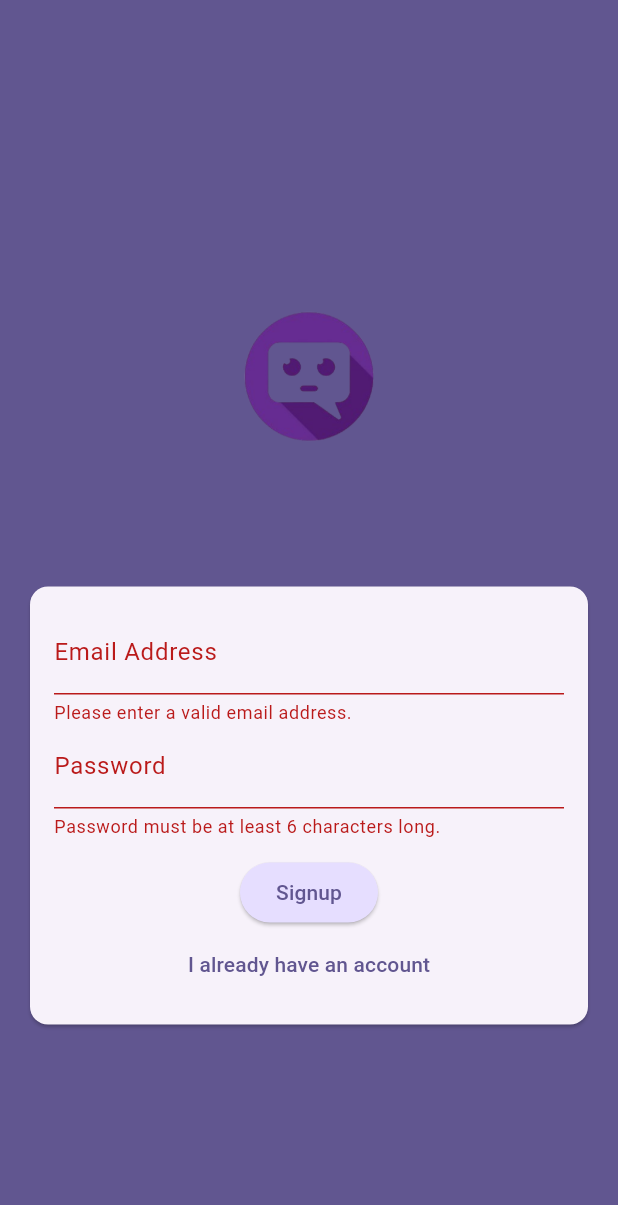
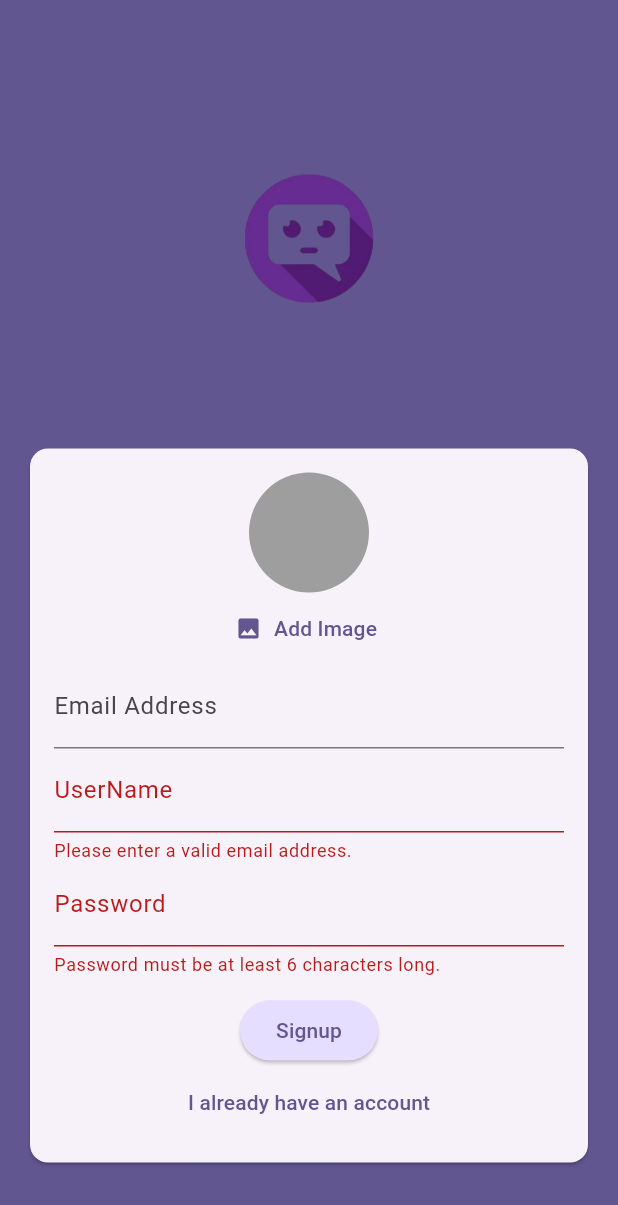
Before and after one commit to duccquagg137/Chat_App_Flutter, a Flutter app: the screen it shows after launch, after a tap on "Login", after a tap on "Create an account", on a phone screen of 412 x 824 dp. Shown: the top 1205 px of the screen. Run offline on Flutter 3.47's test engine with Material 3 defaults, Android fonts, the phone set to English and light mode, and no system bars; our stand-ins replace cloud_firestore, firebase_auth, firebase_core, firebase_storage, image_picker; accounts and stored records are empty.

Commit message:
ChatScreen & widget

```diff
--- a/lib/screens/auth.dart
+++ b/lib/screens/auth.dart
@@ -1,5 +1,9 @@
+import 'package:chatappflutter/widget/user_image_picker.dart';
+import 'package:cloud_firestore/cloud_firestore.dart';
+import 'package:firebase_storage/firebase_storage.dart';
 import 'package:flutter/material.dart';
 import 'package:firebase_auth/firebase_auth.dart';
+import 'dart:io';
 
 final _firebase = FirebaseAuth.instance;
 
@@ -13,36 +17,83 @@ class Auth extends StatefulWidget {
 }
 
 class _AuthState extends State<Auth> {
-  final _form = GlobalKey<FormState>();
+  final _formKey = GlobalKey<FormState>();
 
   var _isLogin = true;
-
   var _enteredEmail = '';
   var _enteredPassword = '';
+  File? _selectedImage;
+  var _isLoading = false;
+  var _enterUsernname = '';
+
+  void _pickedImage(File image) {
+    _selectedImage = image;
+  }
+
   void _submit() async {
-    final isValid = _form.currentState!.validate();
-    if (!isValid) {
+    final isValid = _formKey.currentState!.validate();
+    FocusScope.of(context).unfocus();
+
+    if (!_isLogin && _selectedImage == null) {
+      ScaffoldMessenger.of(context).showSnackBar(
+        const SnackBar(
+          content: Text('Please pick an image.'),
+        ),
+      );
       return;
     }
-    _form.currentState!.save();
+
+    if (isValid) {
+      _formKey.currentState!.save();
+      setState(() {
+        _isLoading = true;
+      });
+
+      try {
         if (_isLogin) {
-      final userCredentials = await _firebase.signInWithEmailAndPassword(
-          email: _enteredEmail, password: _enteredPassword);
+          await _firebase.signInWithEmailAndPassword(
+            email: _enteredEmail,
+            password: _enteredPassword,
+          );
         } else {
-      try {
-        final userCredentials = await _firebase.createUserWithEmailAndPassword(
-            email: _enteredEmail, password: _enteredPassword);
+          final userCredentials =
+              await _firebase.createUserWithEmailAndPassword(
+            email: _enteredEmail,
+            password: _enteredPassword,
+          );
+          final storageRef = FirebaseStorage.instance
+              .ref()
+              .child('user_images')
+              .child('${userCredentials.user!.uid}.jpg');
+
+          await storageRef.putFile(_selectedImage!);
+          final imageUrl = await storageRef.getDownloadURL();
+
+          await FirebaseFirestore.instance
+              .collection('users')
+              .doc(userCredentials.user!.uid).set({
+                'username' : _enterUsernname,
+                'email' : _enteredEmail,
+                'images' : imageUrl,
+              });
+        }
       } on FirebaseAuthException catch (error) {
+        var message = 'Authentication failed.';
+
         if (error.code == 'email-already-in-use') {
-          // Handle email already in use case
+          message = 'This email address is already in use.';
+        } else if (error.message != null) {
+          message = error.message!;
         }
-        ScaffoldMessenger.of(context).clearSnackBars();
+
         ScaffoldMessenger.of(context).showSnackBar(
-          SnackBar(
-            content: Text(error.message ?? 'Authentication failed.'),
-          ),
+          SnackBar(content: Text(message)),
         );
       }
+
+      setState(() {
+        _isLoading = false;
+      });
     }
   }
 
@@ -71,10 +122,12 @@ class _AuthState extends State<Auth> {
                   child: Padding(
                     padding: const EdgeInsets.all(16),
                     child: Form(
-                        key: _form,
+                      key: _formKey,
                       child: Column(
                         mainAxisSize: MainAxisSize.min,
                         children: [
+                          if (!_isLogin)
+                            UserImagePicker(onPickImage: _pickedImage),
                           TextFormField(
                             decoration: const InputDecoration(
                                 labelText: 'Email Address'),
@@ -93,6 +146,20 @@ class _AuthState extends State<Auth> {
                               _enteredEmail = value!;
                             },
                           ),
+                          if(!_isLogin)
+                          TextFormField(
+                            decoration: const InputDecoration(labelText: 'UserName'),
+                            enableSuggestions: false,
+                            validator: (value) {
+                              if (value == null || value.trim().length < 2) {
+                                return 'Please enter a at least 2 characters.';
+                              }
+                              return null;
+                            },
+                            onSaved: (value){
+                              _enterUsernname = value!;
+                            },
+                          ),
                           TextFormField(
                             decoration:
                                 const InputDecoration(labelText: 'Password'),
@@ -108,14 +175,18 @@ class _AuthState extends State<Auth> {
                             },
                           ),
                           const SizedBox(height: 12),
+                          if (_isLoading) const CircularProgressIndicator(),
+                          if (!_isLoading)
                             ElevatedButton(
                               onPressed: _submit,
                               style: ElevatedButton.styleFrom(
                                 backgroundColor: Theme.of(context)
                                     .colorScheme
-                                      .primaryContainer),
+                                    .primaryContainer,
+                              ),
                               child: Text(_isLogin ? 'Login' : 'Signup'),
                             ),
+                          if (!_isLoading)
                             TextButton(
                               onPressed: () {
                                 setState(() {
@@ -124,12 +195,14 @@ class _AuthState extends State<Auth> {
                               },
                               child: Text(_isLogin
                                   ? 'Create an account'
-                                    : 'I already have an account'))
+                                  : 'I already have an account'),
+                            ),
                         ],
-                        )),
                       ),
                     ),
-              )
+                  ),
+                ),
+              ),
             ],
           ),
         ),
--- /dev/null
+++ b/lib/widget/user_image_picker.dart
@@ -0,0 +1,84 @@
+import 'package:flutter/material.dart';
+import 'package:image_picker/image_picker.dart';
+import 'dart:io';
+
+class UserImagePicker extends StatefulWidget {
+  const UserImagePicker({super.key, required this.onPickImage});
+
+  final void Function(File pickedImage) onPickImage;
+  @override
+  State<UserImagePicker> createState() {
+    return _UserImagePickerState();
+  }
+}
+
+class _UserImagePickerState extends State<UserImagePicker> {
+  File? _pickImageFile;
+
+  void _pickImage(ImageSource source) async {
+    final pickedImage = await ImagePicker().pickImage(
+      source: source,
+      imageQuality: 50,
+      maxWidth: 150,
+    );
+    if (pickedImage == null) {
+      return;
+    }
+
+    setState(() {
+      _pickImageFile = File(pickedImage.path);
+    });
+    widget.onPickImage(_pickImageFile!);
+  }
+
+  void _showPickOptionsDialog(BuildContext context) {
+    showDialog(
+      context: context,
+      builder: (ctx) => AlertDialog(
+        title: const Text('Choose an option'),
+        content: Column(
+          mainAxisSize: MainAxisSize.min,
+          children: [
+            ListTile(
+              leading: const Icon(Icons.camera),
+              title: const Text('Camera'),
+              onTap: () {
+                Navigator.of(context).pop();
+                _pickImage(ImageSource.camera);
+              },
+            ),
+            ListTile(
+              leading: const Icon(Icons.photo_album),
+              title: const Text('Gallery'),
+              onTap: () {
+                Navigator.of(context).pop();
+                _pickImage(ImageSource.gallery);
+              },
+            ),
+          ],
+        ),
+      ),
+    );
+  }
+
+  @override
+  Widget build(BuildContext context) {
+    return Column(
+      children: [
+        CircleAvatar(
+          radius: 40,
+          backgroundColor: Colors.grey,
+          foregroundImage: _pickImageFile != null ? FileImage(_pickImageFile!) : null,
+        ),
+        TextButton.icon(
+          onPressed: () => _showPickOptionsDialog(context),
+          icon: const Icon(Icons.image),
+          label: Text(
+            'Add Image',
+            style: TextStyle(color: Theme.of(context).colorScheme.primary),
+          ),
+        ),
+      ],
+    );
+  }
+}
--- a/pubspec.yaml
+++ b/pubspec.yaml
@@ -37,6 +37,9 @@ dependencies:
   cupertino_icons: ^1.0.8
   firebase_core: ^3.4.0
   firebase_auth: ^5.2.0
+  firebase_storage: ^12.2.0
+  image_picker: ^1.1.2
+  cloud_firestore: ^5.4.1
 
 dev_dependencies:
   flutter_test:
```
Also changed, not shown: lib/screens/chat.dart (+8 -2 lines), lib/widget/chat_messages.dart (added, +11 -0 lines), lib/widget/new_messages.dart (added, +50 -0 lines), pubspec.lock, 6 other files. Lines whose indentation alone changed are shown as unchanged.
